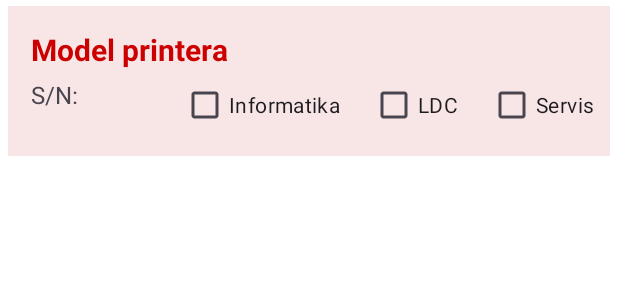
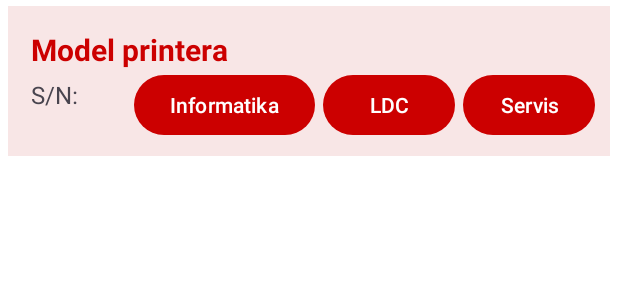
Before and after one commit to DomagojBasic/ProjektPrinter, an Android app: the layout printeri_objekti_list_item.xml on its own in the app's theme, with its tools: preview values and no code run, on a phone screen of 412 x 824 dp. Shown: the top 300 px of the screen. Run offline under Robolectric (Android 15) with nearby library versions, the phone set to English and light mode, and no system bars.

Commit message:
Dodavanje Objekata

```diff
--- a/app/src/main/java/com/example/projektdb/UnosObjekata.java
+++ b/app/src/main/java/com/example/projektdb/UnosObjekata.java
@@ -46,7 +46,6 @@ public class UnosObjekata extends AppCompatActivity {
         TextView empty = findViewById(R.id.empty);
         RecyclerView recyclerView = findViewById(R.id.recycler);
 
-
         database.getReference().child("objekti").addValueEventListener(new ValueEventListener() {
 
             @Override
@@ -70,6 +69,7 @@ public class UnosObjekata extends AppCompatActivity {
                 recyclerView.setAdapter(adapter);
 
                 adapter.setOnItemClickListener(new ObjektiAdapter.OnItemClickListener() {
+
                     @Override
                     public void onClick(Objekti objekt) {
                         View view = LayoutInflater.from(UnosObjekata.this).inflate(R.layout.add_objekti_dialog, null);
@@ -83,7 +83,6 @@ public class UnosObjekata extends AppCompatActivity {
 
                         titleET.setText(objekt.getTitle());
                         contentET.setText(objekt.getContent());
-
 
 
                         ProgressDialog progressDialog = new ProgressDialog(UnosObjekata.this);
@@ -105,8 +104,6 @@ public class UnosObjekata extends AppCompatActivity {
                                                 // Već je unesena ista vrijednost, možete poduzeti odgovarajuće mjere
                                                 Toast.makeText(UnosObjekata.this,"ne smije biti ista",Toast.LENGTH_SHORT).show();
                                             }
-
-
 
                                             progressDialog.setMessage("Saving...");
                                             progressDialog.show();
--- a/app/src/main/res/layout/objekti_list_item.xml
+++ b/app/src/main/res/layout/objekti_list_item.xml
@@ -2,8 +2,7 @@
 <androidx.constraintlayout.widget.ConstraintLayout xmlns:android="http://schemas.android.com/apk/res/android"
     xmlns:tools="http://schemas.android.com/tools"
     android:layout_width="match_parent"
-    android:layout_height="match_parent">
-
+    android:layout_height="wrap_content">
 
 
     <RelativeLayout
--- a/app/src/main/res/layout/printeri_objekti_list_item.xml
+++ b/app/src/main/res/layout/printeri_objekti_list_item.xml
@@ -34,41 +34,43 @@
 
         <TextView
             android:id="@+id/list_item_subtitle"
-            android:layout_width="180dp"
+            android:layout_width="wrap_content"
             android:layout_height="wrap_content"
             android:layout_below="@id/list_item_title"
             android:layout_marginStart="5sp"
             android:layout_marginEnd="5sp"
-            android:textSize="16dp"
             android:singleLine="true"
-            android:text="S/N:" />
+            android:text="S/N:"
+            android:textSize="16dp" />
 
-        <CheckBox
+        <Button
             android:id="@+id/checkBoxInformatika"
             android:layout_width="wrap_content"
             android:layout_height="wrap_content"
             android:layout_alignParentBottom="true"
-            android:layout_marginEnd="20dp"
+            android:layout_marginEnd="5dp"
             android:layout_marginBottom="0dp"
             android:layout_toStartOf="@+id/checkBoxLDC"
-            android:text="Informatika" />
+            android:text="Informatika"
+            android:visibility="visible" />
 
-        <CheckBox
+        <Button
             android:id="@+id/checkBoxLDC"
             android:layout_width="wrap_content"
             android:layout_height="wrap_content"
             android:layout_alignParentBottom="true"
-            android:layout_marginEnd="20dp"
+            android:layout_marginEnd="5dp"
             android:layout_marginBottom="0dp"
             android:layout_toStartOf="@+id/checkBoxServis"
             android:text="LDC" />
-        <CheckBox
+
+        <Button
             android:id="@+id/checkBoxServis"
             android:layout_width="wrap_content"
             android:layout_height="wrap_content"
+            android:layout_alignParentRight="true"
             android:layout_alignParentBottom="true"
             android:layout_marginBottom="0dp"
-           android:layout_alignParentRight="true"
             android:text="Servis" />
 
 
```
Also changed, not shown: app/src/main/java/com/example/projektdb/MainActivity.java (+10 -2 lines), app/src/main/java/com/example/projektdb/Objekti.java (+8 -6 lines), app/src/main/java/com/example/projektdb/ObjektiAdapter.java (+21 -6 lines), app/src/main/java/com/example/projektdb/PrikazPrinteraLDC.java (+6 -2 lines), app/src/main/java/com/example/projektdb/PrikazPrinteraServis.java (+6 -1 lines), app/src/main/java/com/example/projektdb/PrinterAdapter.java (+51 -16 lines), app/src/main/java/com/example/projektdb/Printeri.java (+22 -4 lines), app/src/main/java/com/example/projektdb/UnosPrintera.java (+8 -3 lines).
